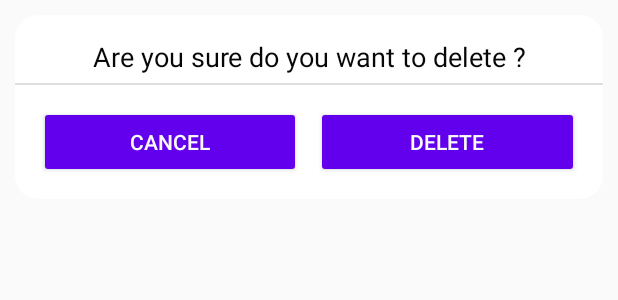
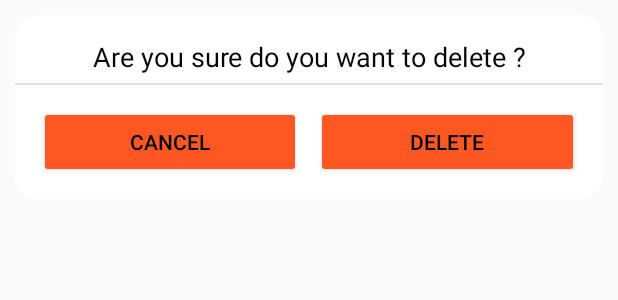
Before and after one commit to OmNagvekar/SpamSnap, an Android app: the layout delete.xml on its own in the app's theme, with its tools: preview values and no code run, on a phone screen of 412 x 824 dp. Shown: the top 300 px of the screen. Run offline under Robolectric (Android 15) with nearby library versions, the phone set to English and light mode, and no system bars.

Commit message:
Alert Dialog text color changed

```diff
--- a/app/src/main/res/layout/delete.xml
+++ b/app/src/main/res/layout/delete.xml
@@ -58,11 +58,11 @@
                 android:layout_height="48dp"
                 android:layout_marginStart="16dp"
                 android:layout_marginTop="5dp"
+                app:backgroundTint="@color/orange"
                 android:layout_marginBottom="5dp"
                 android:layout_weight="1"
                 android:text="Cancel"
-                android:textColor="#FFFAFAFA"
-                app:backgroundTint="#FF6200EE" />
+                android:textColor="@color/black" />
 
             <Button
                 android:id="@+id/button2"
@@ -74,8 +74,8 @@
                 android:layout_marginBottom="5dp"
                 android:layout_weight="1"
                 android:text="Delete"
-                android:textColor="#FAFAFA"
-                app:backgroundTint="#FF6200EE" />
+                android:textColor="@color/black"
+                app:backgroundTint="@color/orange"/>
         </LinearLayout>
 
     </androidx.constraintlayout.widget.ConstraintLayout>
```
Also changed, not shown: app/src/main/res/drawable/black_check.jpg (deleted).
